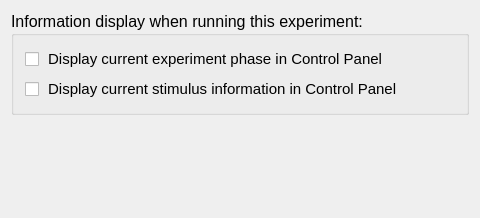
Before: the Qt Designer form libs/habutil/habit/controlbaroptionsform.ui in djsperka/habit2-src, drawn with Qt 5.
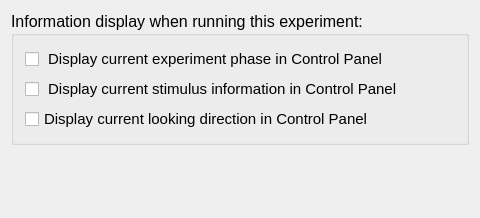
After: the same form once the commit is applied.

What changed in the file:
```diff
--- a/libs/habutil/habit/controlbaroptionsform.ui
+++ b/libs/habutil/habit/controlbaroptionsform.ui
@@ -25,7 +25,7 @@
   <property name="windowTitle">
    <string>ControlBarOptionsForm</string>
   </property>
-  <layout class="QVBoxLayout" name="verticalLayout_2" stretch="0,1">
+  <layout class="QVBoxLayout" name="verticalLayout_2">
    <item>
     <widget class="QGroupBox" name="useControlBarGroupBox">
      <property name="sizePolicy">
@@ -45,12 +45,7 @@
      <property name="checkable">
       <bool>false</bool>
      </property>
-     <layout class="QVBoxLayout" name="verticalLayout_3">
-      <item>
        <layout class="QVBoxLayout" name="verticalLayout">
-        <property name="sizeConstraint">
-         <enum>QLayout::SetDefaultConstraint</enum>
-        </property>
         <item>
          <widget class="QCheckBox" name="displayPhaseCheckBox">
           <property name="sizePolicy">
@@ -87,7 +82,23 @@
           </property>
          </widget>
         </item>
-       </layout>
+      <item>
+       <widget class="QCheckBox" name="displayLookingDirectionCheckBox">
+        <property name="sizePolicy">
+         <sizepolicy hsizetype="Minimum" vsizetype="Minimum">
+          <horstretch>0</horstretch>
+          <verstretch>0</verstretch>
+         </sizepolicy>
+        </property>
+        <property name="font">
+         <font>
+          <pointsize>11</pointsize>
+         </font>
+        </property>
+        <property name="text">
+         <string>Display current looking direction in Control Panel</string>
+        </property>
+       </widget>
       </item>
      </layout>
     </widget>
```
Lines whose indentation alone changed are shown as unchanged.
